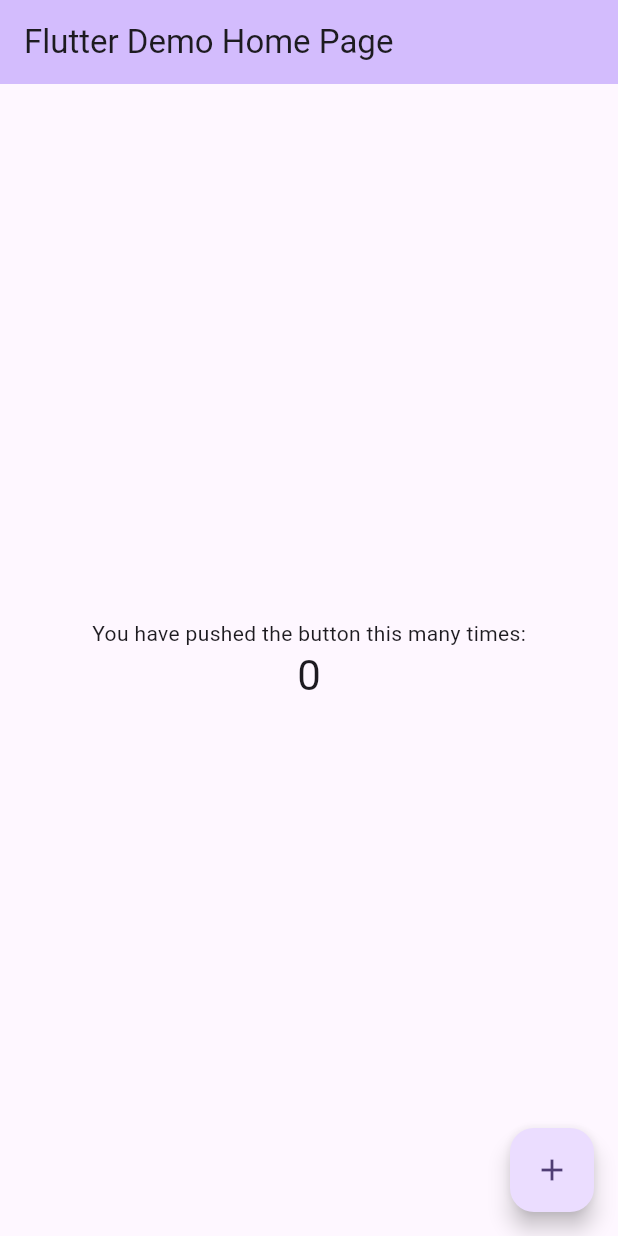
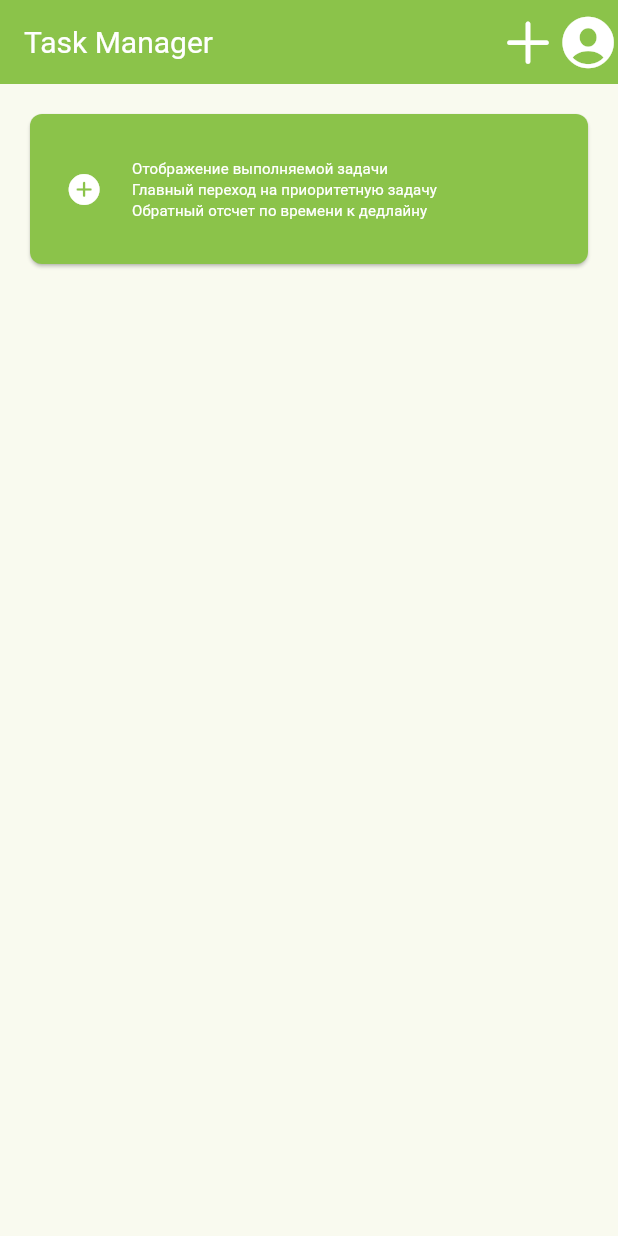
Before and after one commit to Flugeeer/TaskManagerSystem, a Flutter app: the screen it shows after launch, on a phone screen of 412 x 824 dp. Run offline on Flutter 3.47's test engine with Material 3 defaults, Android fonts, the phone set to English and light mode, and no system bars.

Commit message:
added a first look interface

```diff
--- a/lib/main.dart
+++ b/lib/main.dart
@@ -1,4 +1,5 @@
 import 'package:flutter/material.dart';
+import 'package:flutter/cupertino.dart';
 
 void main() {
   runApp(const MyApp());
@@ -7,46 +8,20 @@
 class MyApp extends StatelessWidget {
   const MyApp({super.key});
 
-  // This widget is the root of your application.
   @override
   Widget build(BuildContext context) {
     return MaterialApp(
-      title: 'Flutter Demo',
+      title: 'Task Manager System',
       theme: ThemeData(
-        // This is the theme of your application.
-        //
-        // TRY THIS: Try running your application with "flutter run". You'll see
-        // the application has a purple toolbar. Then, without quitting the app,
-        // try changing the seedColor in the colorScheme below to Colors.green
-        // and then invoke "hot reload" (save your changes or press the "hot
-        // reload" button in a Flutter-supported IDE, or press "r" if you used
-        // the command line to start the app).
-        //
-        // Notice that the counter didn't reset back to zero; the application
-        // state is not lost during the reload. To reset the state, use hot
-        // restart instead.
-        //
-        // This works for code too, not just values: Most code changes can be
-        // tested with just a hot reload.
-        colorScheme: ColorScheme.fromSeed(seedColor: Colors.deepPurple),
+        colorScheme: ColorScheme.fromSeed(seedColor: Colors.lightGreen),
       ),
-      home: const MyHomePage(title: 'Flutter Demo Home Page'),
+      home: const MyHomePage(title: 'Task Manager'),
     );
   }
 }
 
 class MyHomePage extends StatefulWidget {
   const MyHomePage({super.key, required this.title});
-
-  // This widget is the home page of your application. It is stateful, meaning
-  // that it has a State object (defined below) that contains fields that affect
-  // how it looks.
-
-  // This class is the configuration for the state. It holds the values (in this
-  // case the title) provided by the parent (in this case the App widget) and
-  // used by the build method of the State. Fields in a Widget subclass are
-  // always marked "final".
-
   final String title;
 
   @override
@@ -54,69 +29,65 @@
 }
 
 class _MyHomePageState extends State<MyHomePage> {
-  int _counter = 0;
-
-  void _incrementCounter() {
-    setState(() {
-      // This call to setState tells the Flutter framework that something has
-      // changed in this State, which causes it to rerun the build method below
-      // so that the display can reflect the updated values. If we changed
-      // _counter without calling setState(), then the build method would not be
-      // called again, and so nothing would appear to happen.
-      _counter++;
-    });
-  }
-
   @override
   Widget build(BuildContext context) {
-    // This method is rerun every time setState is called, for instance as done
-    // by the _incrementCounter method above.
-    //
-    // The Flutter framework has been optimized to make rerunning build methods
-    // fast, so that you can just rebuild anything that needs updating rather
-    // than having to individually change instances of widgets.
     return Scaffold(
       appBar: AppBar(
-        // TRY THIS: Try changing the color here to a specific color (to
-        // Colors.amber, perhaps?) and trigger a hot reload to see the AppBar
-        // change color while the other colors stay the same.
-        backgroundColor: Theme.of(context).colorScheme.inversePrimary,
-        // Here we take the value from the MyHomePage object that was created by
-        // the App.build method, and use it to set our appbar title.
-        title: Text(widget.title),
+        backgroundColor: Colors.lightGreen,
+        title: Text("Task Manager"),
+        titleTextStyle: TextStyle(color: Colors.white, fontSize: 20.0),
+        actions: <Widget>[
+          Icon(CupertinoIcons.plus, color: Colors.white, size: 40.0),
+          Icon(
+            CupertinoIcons.person_crop_circle_fill,
+            color: Colors.white,
+            size: 40.0,
+          ),
+        ],
       ),
-      body: Center(
-        // Center is a layout widget. It takes a single child and positions it
-        // in the middle of the parent.
+      body: Container(
+        width: double.infinity,
         child: Column(
-          // Column is also a layout widget. It takes a list of children and
-          // arranges them vertically. By default, it sizes itself to fit its
-          // children horizontally, and tries to be as tall as its parent.
-          //
-          // Column has various properties to control how it sizes itself and
-          // how it positions its children. Here we use mainAxisAlignment to
-          // center the children vertically; the main axis here is the vertical
-          // axis because Columns are vertical (the cross axis would be
-          // horizontal).
-          //
-          // TRY THIS: Invoke "debug painting" (choose the "Toggle Debug Paint"
-          // action in the IDE, or press "p" in the console), to see the
-          // wireframe for each widget.
-          mainAxisAlignment: MainAxisAlignment.center,
-          children: <Widget>[
-            const Text('You have pushed the button this many times:'),
-            Text(
-              '$_counter',
-              style: Theme.of(context).textTheme.headlineMedium,
+          children: [
+            const SizedBox(height: 20),
+            Padding(
+              padding: const EdgeInsets.symmetric(horizontal: 20.0),
+              child: SizedBox(
+                width: double.infinity,
+                height: 100,
+                child: ElevatedButton(
+                  onPressed: () {},
+                  style: ElevatedButton.styleFrom(
+                    backgroundColor: Colors.lightGreen,
+                    foregroundColor: Colors.white,
+                    shape: RoundedRectangleBorder(
+                      borderRadius: BorderRadius.circular(8),
+                    ),
+                  ),
+                  child: Row(
+                    children: [
+                      Icon(
+                        CupertinoIcons.plus_circle_fill,
+                        size: 24,
+                        color: Colors.white,
+                      ),
+                      SizedBox(width: 20),
+                      Text(
+                        'Отображение выполняемой задачи\nГлавный переход на приоритетную задачу\nОбратный отсчет по времени к дедлайну',
+                        style: TextStyle(
+                          fontSize: 10,
+                          fontWeight: FontWeight.normal,
+                        ),
+                      ),
+                    ],
+                  ),
+                ),
+              ),
             ),
+            const SizedBox(height: 10),
           ],
         ),
       ),
-      floatingActionButton: FloatingActionButton(
-        onPressed: _incrementCounter,
-        tooltip: 'Increment',
-        child: const Icon(Icons.add),
-      ), // This trailing comma makes auto-formatting nicer for build methods.
     );
   }
 }
```
